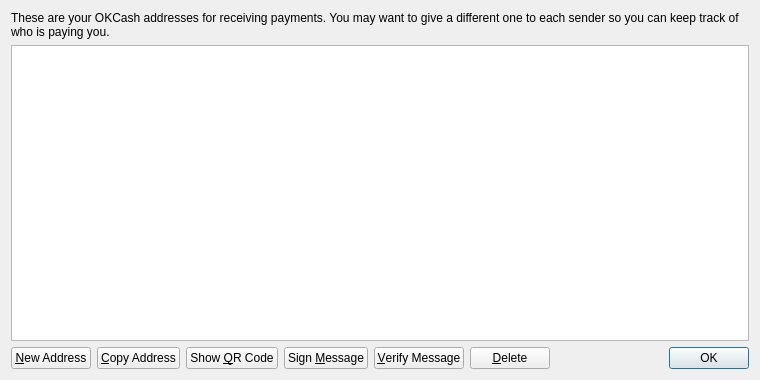
Qt form src/qt/forms/addressbookpage.ui (vlockchain/fictecpagos) before a commit.
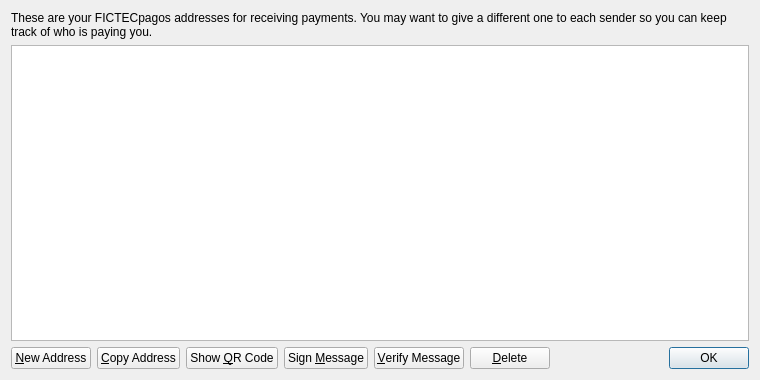
The same form after that commit. Icons and pictures are not drawn.

The edit to the form file:
```diff
--- a/src/qt/forms/addressbookpage.ui
+++ b/src/qt/forms/addressbookpage.ui
@@ -17,7 +17,7 @@
    <item>
     <widget class="QLabel" name="labelExplanation">
      <property name="text">
-      <string>These are your OKCash addresses for receiving payments. You may want to give a different one to each sender so you can keep track of who is paying you.</string>
+      <string>These are your FICTECpagos addresses for receiving payments. You may want to give a different one to each sender so you can keep track of who is paying you.</string>
      </property>
      <property name="textFormat">
       <enum>Qt::PlainText</enum>
```
Left out of the diff: 4 changed lines with no effect on the pictures.
